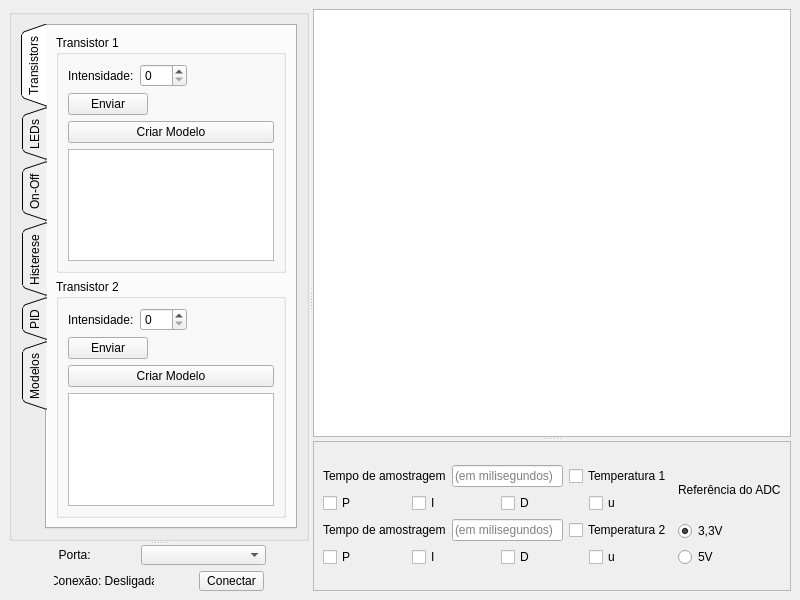
Qt form SERT_GUI_CONDIG.ui (deep-in-the-pc/CONDIG) before a commit.
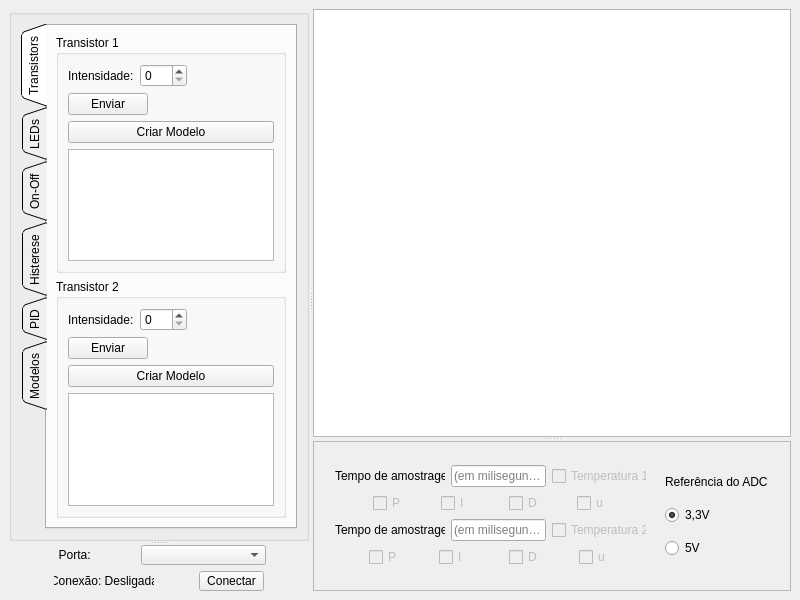
The same form after that commit. Custom widgets are drawn as their Qt base class.

```diff
--- a/SERT_GUI_CONDIG.ui
+++ b/SERT_GUI_CONDIG.ui
@@ -1022,6 +1022,12 @@
             <layout class="QHBoxLayout" name="horizontalLayout_11">
              <item>
               <widget class="QLabel" name="label_25">
+               <property name="maximumSize">
+                <size>
+                 <width>110</width>
+                 <height>16777215</height>
+                </size>
+               </property>
                <property name="text">
                 <string>Tempo de amostragem</string>
                </property>
@@ -1031,7 +1037,7 @@
               <widget class="QLineEdit" name="temp1TAEdit">
                <property name="maximumSize">
                 <size>
-                 <width>200</width>
+                 <width>95</width>
                  <height>16777215</height>
                 </size>
                </property>
@@ -1048,6 +1054,15 @@
              </item>
              <item>
               <widget class="QCheckBox" name="temp1TcheckBox">
+               <property name="enabled">
+                <bool>false</bool>
+               </property>
+               <property name="maximumSize">
+                <size>
+                 <width>95</width>
+                 <height>16777215</height>
+                </size>
+               </property>
                <property name="text">
                 <string>Temperatura 1</string>
                </property>
@@ -1057,15 +1072,39 @@
            </item>
            <item>
             <layout class="QHBoxLayout" name="horizontalLayout_13">
+             <property name="spacing">
+              <number>0</number>
+             </property>
              <item>
               <widget class="QCheckBox" name="temp1PcheckBox">
+               <property name="enabled">
+                <bool>false</bool>
+               </property>
+               <property name="maximumSize">
+                <size>
+                 <width>30</width>
+                 <height>16777215</height>
+                </size>
+               </property>
                <property name="text">
                 <string>P</string>
                </property>
+               <property name="checkable">
+                <bool>true</bool>
+               </property>
               </widget>
              </item>
              <item>
               <widget class="QCheckBox" name="temp1IcheckBox">
+               <property name="enabled">
+                <bool>false</bool>
+               </property>
+               <property name="maximumSize">
+                <size>
+                 <width>30</width>
+                 <height>16777215</height>
+                </size>
+               </property>
                <property name="text">
                 <string>I</string>
                </property>
@@ -1073,6 +1112,15 @@
              </item>
              <item>
               <widget class="QCheckBox" name="temp1DcheckBox">
+               <property name="enabled">
+                <bool>false</bool>
+               </property>
+               <property name="maximumSize">
+                <size>
+                 <width>30</width>
+                 <height>16777215</height>
+                </size>
+               </property>
                <property name="text">
                 <string>D</string>
                </property>
@@ -1080,6 +1128,15 @@
              </item>
              <item>
               <widget class="QCheckBox" name="temp1UcheckBox">
+               <property name="enabled">
+                <bool>false</bool>
+               </property>
+               <property name="maximumSize">
+                <size>
+                 <width>30</width>
+                 <height>16777215</height>
+                </size>
+               </property>
                <property name="text">
                 <string>u</string>
                </property>
@@ -1091,6 +1148,12 @@
             <layout class="QHBoxLayout" name="horizontalLayout_12">
              <item>
               <widget class="QLabel" name="label_26">
+               <property name="maximumSize">
+                <size>
+                 <width>110</width>
+                 <height>16777215</height>
+                </size>
+               </property>
                <property name="text">
                 <string>Tempo de amostragem</string>
                </property>
@@ -1100,7 +1163,7 @@
               <widget class="QLineEdit" name="temp2TAEdit">
                <property name="maximumSize">
                 <size>
-                 <width>200</width>
+                 <width>95</width>
                  <height>16777215</height>
                 </size>
                </property>
@@ -1111,6 +1174,15 @@
              </item>
              <item>
               <widget class="QCheckBox" name="temp2TcheckBox">
+               <property name="enabled">
+                <bool>false</bool>
+               </property>
+               <property name="maximumSize">
+                <size>
+                 <width>95</width>
+                 <height>16777215</height>
+                </size>
+               </property>
                <property name="text">
                 <string>Temperatura 2</string>
                </property>
@@ -1122,6 +1194,15 @@
             <layout class="QHBoxLayout" name="horizontalLayout_14">
              <item>
               <widget class="QCheckBox" name="temp2PcheckBox">
+               <property name="enabled">
+                <bool>false</bool>
+               </property>
+               <property name="maximumSize">
+                <size>
+                 <width>30</width>
+                 <height>16777215</height>
+                </size>
+               </property>
                <property name="text">
                 <string>P</string>
                </property>
@@ -1129,6 +1210,15 @@
              </item>
              <item>
               <widget class="QCheckBox" name="temp2IcheckBox">
+               <property name="enabled">
+                <bool>false</bool>
+               </property>
+               <property name="maximumSize">
+                <size>
+                 <width>30</width>
+                 <height>16777215</height>
+                </size>
+               </property>
                <property name="text">
                 <string>I</string>
                </property>
@@ -1136,6 +1226,15 @@
              </item>
              <item>
               <widget class="QCheckBox" name="temp2DcheckBox">
+               <property name="enabled">
+                <bool>false</bool>
+               </property>
+               <property name="maximumSize">
+                <size>
+                 <width>30</width>
+                 <height>16777215</height>
+                </size>
+               </property>
                <property name="text">
                 <string>D</string>
                </property>
@@ -1143,6 +1242,15 @@
              </item>
              <item>
               <widget class="QCheckBox" name="temp2UcheckBox">
+               <property name="enabled">
+                <bool>false</bool>
+               </property>
+               <property name="maximumSize">
+                <size>
+                 <width>30</width>
+                 <height>16777215</height>
+                </size>
+               </property>
                <property name="text">
                 <string>u</string>
                </property>
@@ -1156,6 +1264,12 @@
           <layout class="QVBoxLayout" name="verticalLayout_9">
            <item>
             <widget class="QLabel" name="label_2">
+             <property name="maximumSize">
+              <size>
+               <width>16777215</width>
+               <height>20</height>
+              </size>
+             </property>
              <property name="text">
               <string>Referência do ADC</string>
              </property>
@@ -1163,6 +1277,12 @@
            </item>
            <item>
             <widget class="QRadioButton" name="ref3v3RButton">
+             <property name="maximumSize">
+              <size>
+               <width>50</width>
+               <height>16777215</height>
+              </size>
+             </property>
              <property name="text">
               <string>3,3V</string>
              </property>
@@ -1173,6 +1293,12 @@
            </item>
            <item>
             <widget class="QRadioButton" name="ref5vButton">
+             <property name="maximumSize">
+              <size>
+               <width>50</width>
+               <height>16777215</height>
+              </size>
+             </property>
              <property name="text">
               <string>5V</string>
              </property>
```
Left out of the diff: 6 changed lines with no effect on the pictures.
